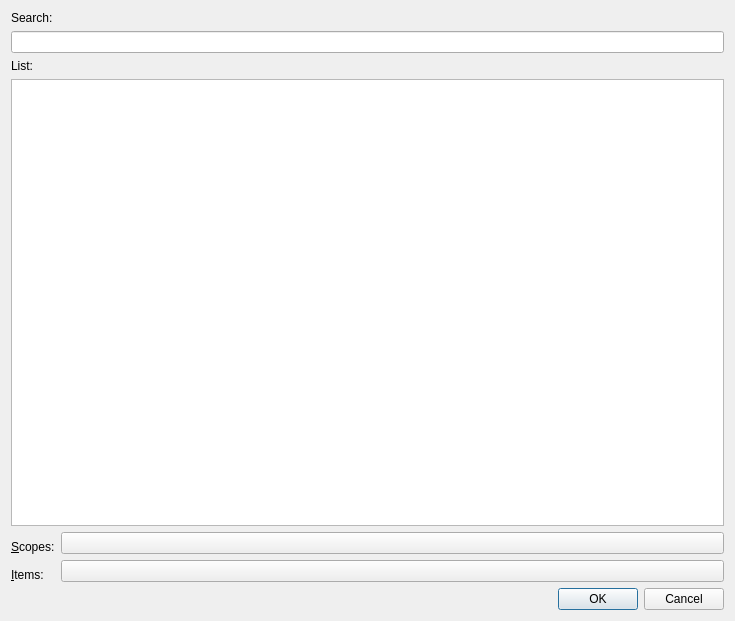
First picture: the form in plugins/quickopen/quickopen.ui, repository KDE/kdevelop, before the edit.
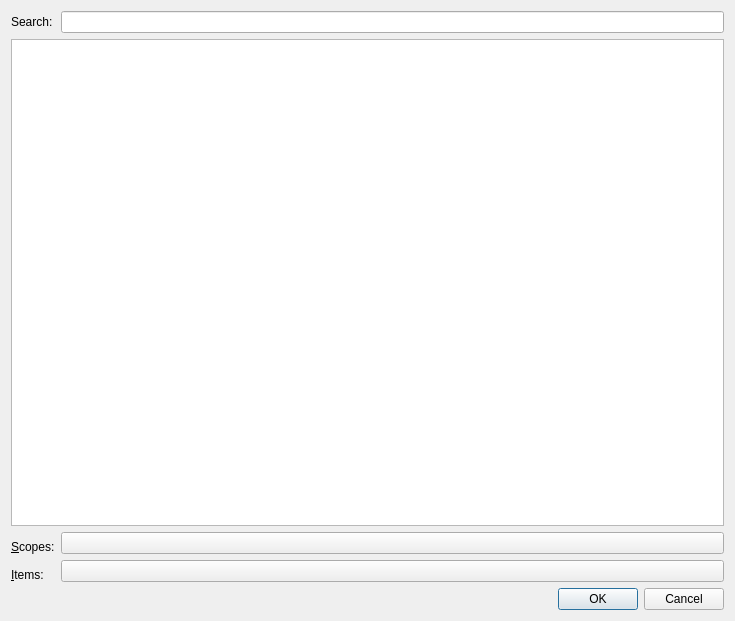
Second picture: the form after the edit. Custom widgets are drawn as their Qt base class.

Commit message: Remove the "List:" label, and move the "Search:" label into the same line as the line-edit. This looks a lot better.

Diff of the .ui file:
```diff
--- a/plugins/quickopen/quickopen.ui
+++ b/plugins/quickopen/quickopen.ui
@@ -13,24 +13,17 @@
    <string>Quick Open</string>
   </property>
   <layout class="QGridLayout" name="gridLayout" >
-   <item row="0" column="0" colspan="2" >
+   <item row="0" column="0" >
     <widget class="QLabel" name="searchLabel" >
      <property name="text" >
       <string>Search:</string>
      </property>
     </widget>
    </item>
-   <item row="1" column="0" colspan="2" >
+   <item row="0" column="1" >
     <widget class="QLineEdit" name="searchLine" />
    </item>
-   <item row="2" column="0" colspan="2" >
-    <widget class="QLabel" name="listLabel" >
-     <property name="text" >
-      <string>List:</string>
-     </property>
-    </widget>
-   </item>
-   <item row="3" column="0" colspan="2" >
+   <item row="1" column="0" colspan="2" >
     <widget class="ExpandingTree" name="list" >
      <property name="focusPolicy" >
       <enum>Qt::NoFocus</enum>
```
Left out of the diff: 10 changed lines with no effect on the pictures.
